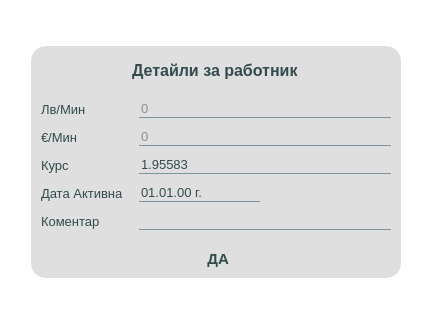
DevilPhp/WorkSalary.v01, file app/ui/widgets/customPayPerTimeDialog.ui: the form before one commit.
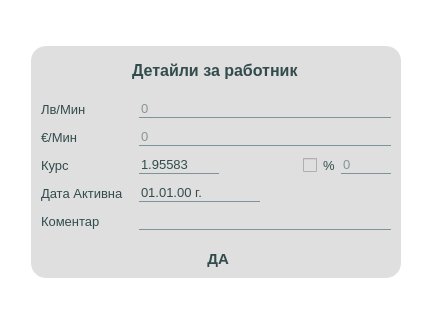
The form after the commit. Icons and pictures are not drawn.

The edit to the form file:
```diff
--- a/app/ui/widgets/customPayPerTimeDialog.ui
+++ b/app/ui/widgets/customPayPerTimeDialog.ui
@@ -342,16 +342,6 @@
              </property>
             </widget>
            </item>
-           <item row="3" column="1">
-            <widget class="QLineEdit" name="euroPerLevaLineEdit">
-             <property name="locale">
-              <locale language="English" country="UnitedStates"/>
-             </property>
-             <property name="text">
-              <string>1.95583</string>
-             </property>
-            </widget>
-           </item>
            <item row="1" column="0">
             <widget class="QLabel" name="label_2">
              <property name="text">
@@ -372,6 +362,84 @@
              </property>
             </widget>
            </item>
+           <item row="3" column="1">
+            <widget class="QWidget" name="widget_3" native="true">
+             <layout class="QHBoxLayout" name="horizontalLayout_3">
+              <property name="spacing">
+               <number>10</number>
+              </property>
+              <property name="leftMargin">
+               <number>0</number>
+              </property>
+              <property name="topMargin">
+               <number>0</number>
+              </property>
+              <property name="rightMargin">
+               <number>0</number>
+              </property>
+              <property name="bottomMargin">
+               <number>0</number>
+              </property>
+              <item>
+               <widget class="QLineEdit" name="euroPerLevaLineEdit">
+                <property name="maximumSize">
+                 <size>
+                  <width>80</width>
+                  <height>16777215</height>
+                 </size>
+                </property>
+                <property name="locale">
+                 <locale language="English" country="UnitedStates"/>
+                </property>
+                <property name="text">
+                 <string>1.95583</string>
+                </property>
+               </widget>
+              </item>
+              <item>
+               <widget class="QWidget" name="widget_4" native="true">
+                <layout class="QHBoxLayout" name="horizontalLayout_4">
+                 <property name="spacing">
+                  <number>5</number>
+                 </property>
+                 <property name="leftMargin">
+                  <number>0</number>
+                 </property>
+                 <property name="topMargin">
+                  <number>0</number>
+                 </property>
+                 <property name="rightMargin">
+                  <number>0</number>
+                 </property>
+                 <property name="bottomMargin">
+                  <number>0</number>
+                 </property>
+                 <item alignment="Qt::AlignRight">
+                  <widget class="QCheckBox" name="percentageCheckBox">
+                   <property name="text">
+                    <string>%</string>
+                   </property>
+                  </widget>
+                 </item>
+                 <item>
+                  <widget class="QLineEdit" name="percentageLineEdit">
+                   <property name="maximumSize">
+                    <size>
+                     <width>50</width>
+                     <height>16777215</height>
+                    </size>
+                   </property>
+                   <property name="placeholderText">
+                    <string>0</string>
+                   </property>
+                  </widget>
+                 </item>
+                </layout>
+               </widget>
+              </item>
+             </layout>
+            </widget>
+           </item>
           </layout>
          </item>
         </layout>
```
